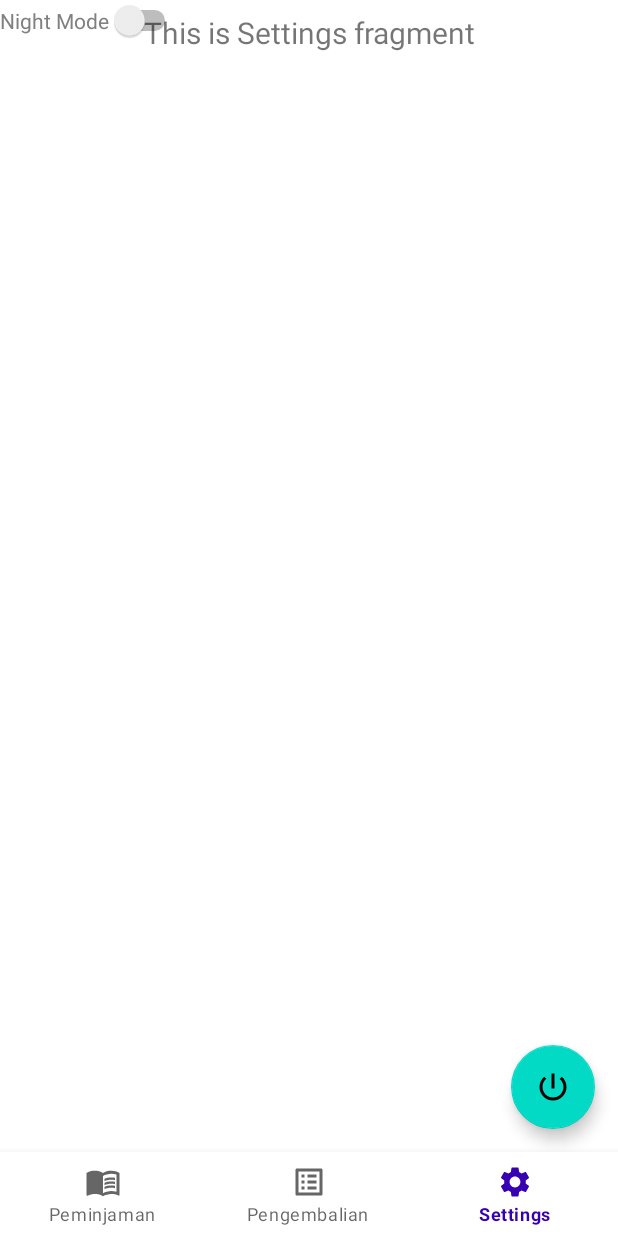
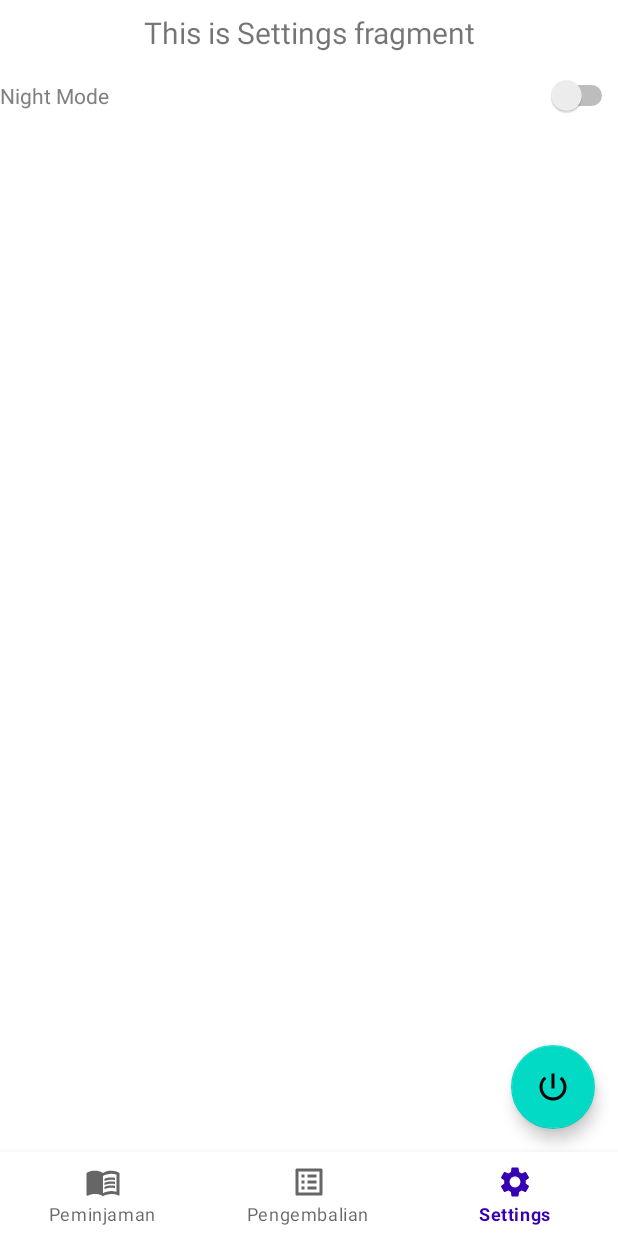
Before and after one commit to HilariusRyanAB/PBP_UAS_A_KelC, an Android app: the SettingsFragment screen opened through its navigation route, on a phone screen of 412 x 824 dp. Run offline under Robolectric (Android 15) with nearby library versions, the phone set to English and light mode, and no system bars; our stand-ins replace Firebase (no records; nobody signed in at launch, a user with empty details on screens opened directly), navigation-ui; pictures from the network do not load; 1 statement that could not run was skipped.

Commit message:
night mode

```diff
--- a/app/src/main/java/com/kelompokc/tubes/Setting.java
+++ b/app/src/main/java/com/kelompokc/tubes/Setting.java
@@ -21,7 +21,7 @@ public class Setting extends AppCompatActivity {
             setTheme(R.style.AppTheme);
         }
         super.onCreate(savedInstanceState);
-        setContentView(R.layout.activity_login);
+        setContentView(R.layout.fragment_settings);
         myswitch=(Switch)findViewById(R.id.myswitch);
         if(AppCompatDelegate.getDefaultNightMode()==AppCompatDelegate.MODE_NIGHT_YES){
             myswitch.setChecked(true);
@@ -29,7 +29,7 @@ public class Setting extends AppCompatActivity {
         myswitch.setOnCheckedChangeListener(new CompoundButton.OnCheckedChangeListener() {
             @Override
             public void onCheckedChanged(CompoundButton compoundButton, boolean b) {
-                if(b) {
+                if(b == true) {
                     AppCompatDelegate.setDefaultNightMode(AppCompatDelegate.MODE_NIGHT_YES);
                     restartApp();
                 }else{
--- a/app/src/main/res/layout/fragment_settings.xml
+++ b/app/src/main/res/layout/fragment_settings.xml
@@ -22,8 +22,9 @@
         app:layout_constraintTop_toTopOf="parent" />
 
     <Switch
-        android:layout_width="wrap_content"
+        android:layout_width="match_parent"
         android:layout_height="wrap_content"
+        android:layout_marginTop="50dp"
         android:text="Night Mode"
         android:textColor="?attr/textcolor"
         android:id="@+id/myswitch"/>
```
